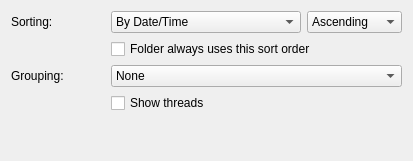
First picture: the form in mobile/mail/messagelistsettingseditor.ui, repository chusopr/kdepim-ktimetracker-akonadi, before the edit.
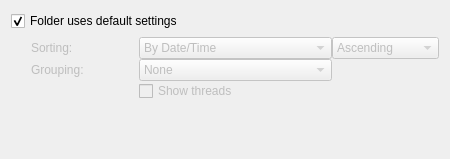
Second picture: the form after the edit.

Commit message:
Separate global from folder specific messagelist config
The user can configure a global messagelist display format
in the settings dialog now and overwrite it with a folder specific
display format from the context actions menu.

Patch:
```diff
--- a/mobile/mail/messagelistsettingseditor.ui
+++ b/mobile/mail/messagelistsettingseditor.ui
@@ -6,11 +6,56 @@
    <rect>
     <x>0</x>
     <y>0</y>
-    <width>413</width>
-    <height>161</height>
+    <width>450</width>
+    <height>159</height>
    </rect>
   </property>
+  <layout class="QVBoxLayout" name="verticalLayout_2">
+   <item>
+    <widget class="QCheckBox" name="mUseGlobalSettings">
+     <property name="text">
+      <string>Folder uses default settings</string>
+     </property>
+     <property name="checked">
+      <bool>true</bool>
+     </property>
+    </widget>
+   </item>
+   <item>
+    <layout class="QHBoxLayout" name="horizontalLayout">
+     <item>
+      <spacer name="horizontalSpacer">
+       <property name="orientation">
+        <enum>Qt::Horizontal</enum>
+       </property>
+       <property name="sizeType">
+        <enum>QSizePolicy::Fixed</enum>
+       </property>
+       <property name="sizeHint" stdset="0">
+        <size>
+         <width>20</width>
+         <height>20</height>
+        </size>
+       </property>
+      </spacer>
+     </item>
+     <item>
+      <widget class="QWidget" name="widget" native="true">
+       <property name="enabled">
+        <bool>false</bool>
+       </property>
+       <layout class="QVBoxLayout" name="verticalLayout">
+        <property name="spacing">
+         <number>0</number>
+        </property>
+        <property name="margin">
+         <number>0</number>
+        </property>
+        <item>
   <layout class="QGridLayout" name="gridLayout">
+          <property name="margin">
+           <number>0</number>
+          </property>
    <item row="0" column="0">
     <widget class="QLabel" name="label">
      <property name="text">
@@ -66,21 +111,14 @@
      </item>
     </widget>
    </item>
-   <item row="1" column="1" colspan="2">
-    <widget class="QCheckBox" name="mSaveForCollection">
-     <property name="text">
-      <string>Folder always uses this sort order</string>
-     </property>
-    </widget>
-   </item>
-   <item row="2" column="0">
+          <item row="1" column="0">
     <widget class="QLabel" name="label_3">
      <property name="text">
       <string>Grouping:</string>
      </property>
     </widget>
    </item>
-   <item row="2" column="1" colspan="2">
+          <item row="1" column="1">
     <widget class="QComboBox" name="mGroupingOption">
      <item>
       <property name="text">
@@ -99,14 +137,21 @@
      </item>
     </widget>
    </item>
-   <item row="3" column="1" colspan="2">
+          <item row="2" column="1">
     <widget class="QCheckBox" name="mUseThreading">
      <property name="text">
       <string>Show threads</string>
      </property>
     </widget>
    </item>
-   <item row="4" column="1">
+         </layout>
+        </item>
+       </layout>
+      </widget>
+     </item>
+    </layout>
+   </item>
+   <item>
     <spacer name="verticalSpacer">
      <property name="orientation">
       <enum>Qt::Vertical</enum>
```
Left out of the diff: 19 changed lines with no effect on the pictures. Lines whose indentation alone changed are shown as unchanged. The commit also changes 7 other files.
